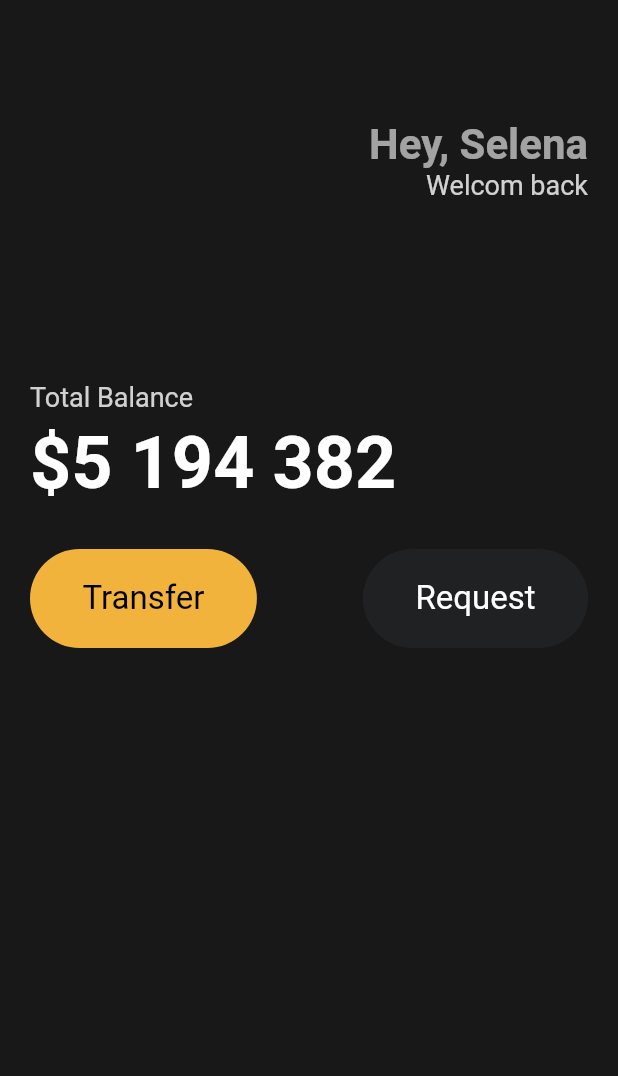
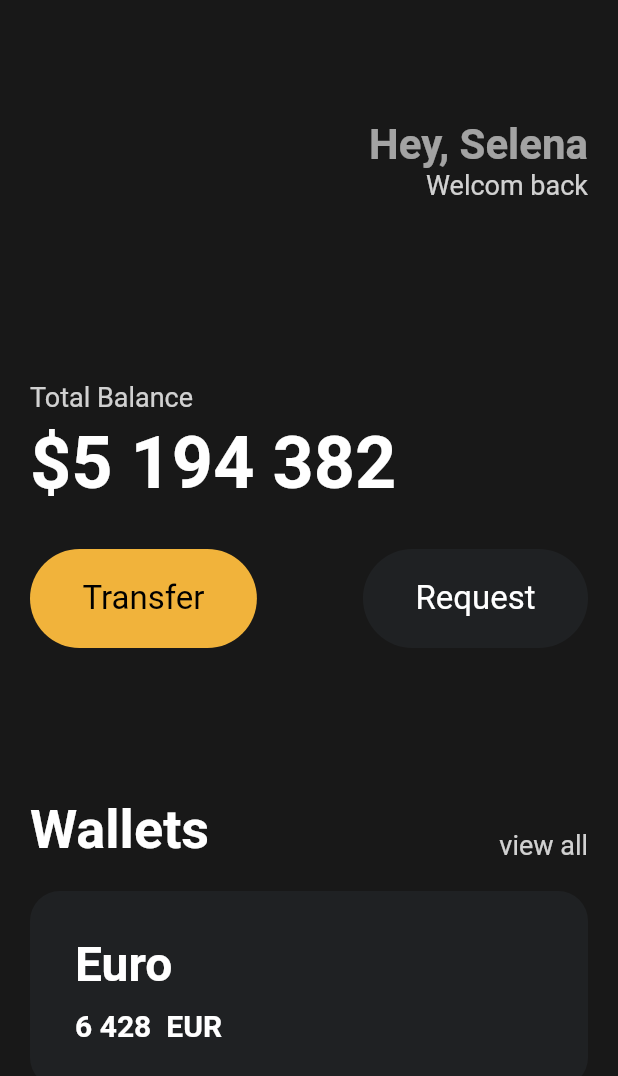
Before and after one commit to ShinHeeJin/flutterHelloWorld, a Flutter app: the screen it shows after launch, on a phone screen of 412 x 824 dp. Shown: the top 1076 px of the screen. Run offline on Flutter 3.47's test engine with Material 2 defaults, Android fonts, the phone set to English and light mode, and no system bars.

Commit message:
feature : more experience

```diff
--- a/lib/main.dart
+++ b/lib/main.dart
@@ -10,16 +10,15 @@ class App extends StatelessWidget {
 
   @override
   Widget build(BuildContext context) {
-    // TODO: implement build
     return MaterialApp(
       home: Scaffold(
+        backgroundColor: const Color(0xFF181818),
         body: Padding(
           padding: const EdgeInsets.symmetric(horizontal: 20),
-          child:
-              Column(crossAxisAlignment: CrossAxisAlignment.start, children: [
-            const SizedBox(
-              height: 80,
-            ),
+          child: Column(
+            crossAxisAlignment: CrossAxisAlignment.start,
+            children: [
+              const SizedBox(height: 80),
               Row(
                 mainAxisAlignment: MainAxisAlignment.end,
                 children: [
@@ -31,15 +30,18 @@ class App extends StatelessWidget {
                         style: TextStyle(
                           color: Colors.white60,
                           fontSize: 28,
-                          fontWeight: FontWeight.bold),
+                          fontWeight: FontWeight.bold,
+                        ),
                       ),
                       Text(
                         "Welcom back",
                         style: TextStyle(
-                          color: Colors.white.withOpacity(0.8), fontSize: 18),
+                          color: Colors.white.withOpacity(0.8),
+                          fontSize: 18,
+                        ),
                       ),
                     ],
-                )
+                  ),
                 ],
               ),
               const SizedBox(
@@ -47,12 +49,12 @@ class App extends StatelessWidget {
               ),
               Text(
                 'Total Balance',
-              style:
-                  TextStyle(color: Colors.white.withOpacity(0.8), fontSize: 18),
+                style: TextStyle(
+                  color: Colors.white.withOpacity(0.8),
+                  fontSize: 18,
                 ),
-            const SizedBox(
-              height: 5,
               ),
+              const SizedBox(height: 5),
               const Text(
                 '\$5 194 382',
                 style: TextStyle(
@@ -61,25 +63,98 @@ class App extends StatelessWidget {
                   color: Colors.white,
                 ),
               ),
-            const SizedBox(
-              height: 30,
-            ),
+              const SizedBox(height: 30),
               Row(
                 mainAxisAlignment: MainAxisAlignment.spaceBetween,
                 children: const [
                   Button(
                     bgColor: Color(0xFFF1B33B),
                     textColor: Colors.black,
-                    text: 'Transfer'),
+                    text: 'Transfer',
+                  ),
                   Button(
                     bgColor: Color(0xFF1F2123),
                     textColor: Colors.white,
-                    text: 'Request'),
+                    text: 'Request',
+                  ),
                 ],
-            )
-          ]),
               ),
-        backgroundColor: const Color(0xFF181818),
+              const SizedBox(height: 100),
+              Row(
+                mainAxisAlignment: MainAxisAlignment.spaceBetween,
+                crossAxisAlignment: CrossAxisAlignment.end,
+                children: [
+                  const Text(
+                    "Wallets",
+                    style: TextStyle(
+                      color: Colors.white,
+                      fontSize: 36,
+                      fontWeight: FontWeight.w600,
+                    ),
+                  ),
+                  Text(
+                    "view all",
+                    style: TextStyle(
+                      fontSize: 18,
+                      color: Colors.white.withOpacity(0.8),
+                    ),
+                  ),
+                ],
+              ),
+              const SizedBox(
+                height: 20,
+              ),
+              Container(
+                decoration: BoxDecoration(
+                  color: const Color(0xFF1F2123),
+                  borderRadius: BorderRadius.circular(20),
+                ),
+                child: Padding(
+                  padding: const EdgeInsets.all(30),
+                  child: Row(
+                    children: [
+                      Column(
+                        crossAxisAlignment: CrossAxisAlignment.start,
+                        children: [
+                          const Text(
+                            "Euro",
+                            style: TextStyle(
+                              color: Colors.white,
+                              fontSize: 32,
+                              fontWeight: FontWeight.w600,
+                            ),
+                          ),
+                          const SizedBox(height: 10),
+                          Row(
+                            children: const [
+                              Text(
+                                "6 428",
+                                style: TextStyle(
+                                  color: Colors.white,
+                                  fontSize: 20,
+                                  fontWeight: FontWeight.w600,
+                                ),
+                              ),
+                              SizedBox(width: 10),
+                              Text(
+                                "EUR",
+                                style: TextStyle(
+                                  color: Colors.white,
+                                  fontSize: 20,
+                                  fontWeight: FontWeight.w600,
+                                ),
+                              ),
+                            ],
+                          ),
+                        ],
+                      ),
+                    ],
+                  ),
+                ),
+              ),
+            ],
+          ),
+        ),
       ),
     );
   }
```
Lines whose indentation alone changed are shown as unchanged.
